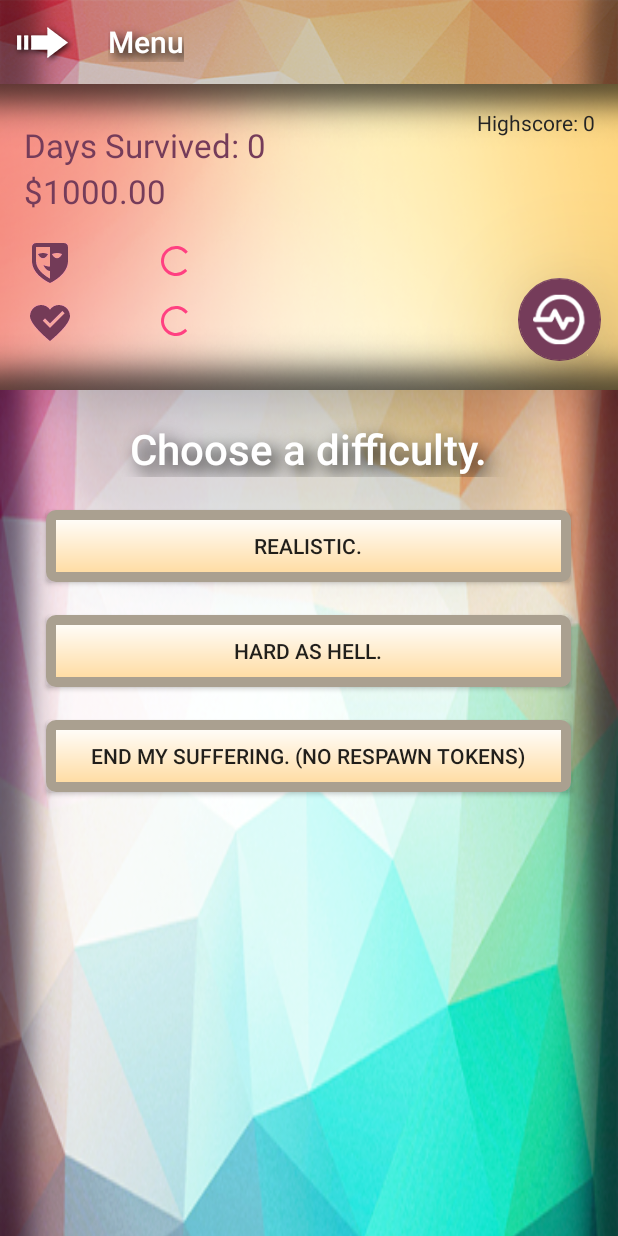
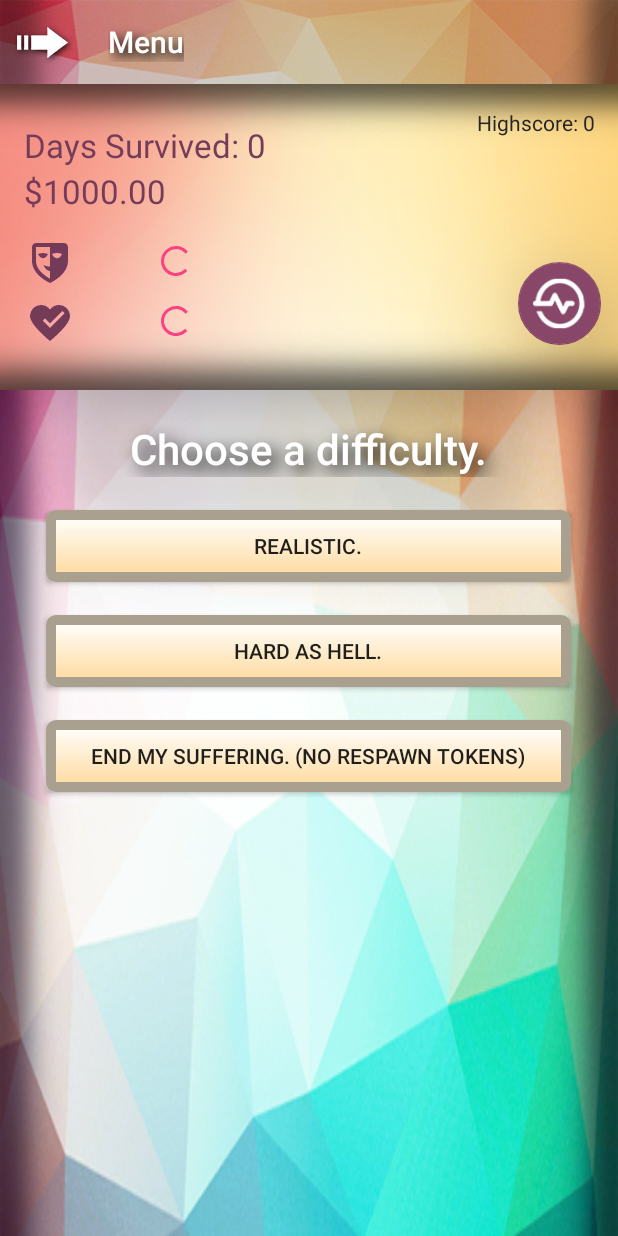
Before and after one commit to DivergentEuropeans/loser-simulator, an Android app: the screen it shows after launch (MainActivity), on a phone screen of 412 x 824 dp. Run offline under Robolectric (Android 15) with nearby library versions, the light colour scheme and no system bars; our stand-ins replace AdMob; libraries missing offline, so code that uses them is left out: com.akexorcist.roundcornerprogressbar; plain views replace RoundCornerProgressBar; 10 statements that could not run were skipped.

Commit message:
Changed spacing & color for Status button
Signed-off-by: Leanid Astrakou <LeanyIA@yahoo.com>

```diff
--- a/MyApplication2/app/src/main/res/layout/app_bar_main.xml
+++ b/MyApplication2/app/src/main/res/layout/app_bar_main.xml
@@ -29,11 +29,11 @@
         android:layout_height="55dp"
         android:layout_gravity="bottom|end"
         android:layout_marginEnd="11dp"
-        android:layout_marginBottom="19dp"
+        android:layout_marginBottom="30dp"
         android:clickable="true"
         android:hapticFeedbackEnabled="true"
         android:src="@mipmap/status_icon1"
-        app:backgroundTint="#753c5a"
+        app:backgroundTint="#884669"
         app:elevation="50dp"
         app:fabCustomSize="55dp"
         app:fabSize="normal"
```
